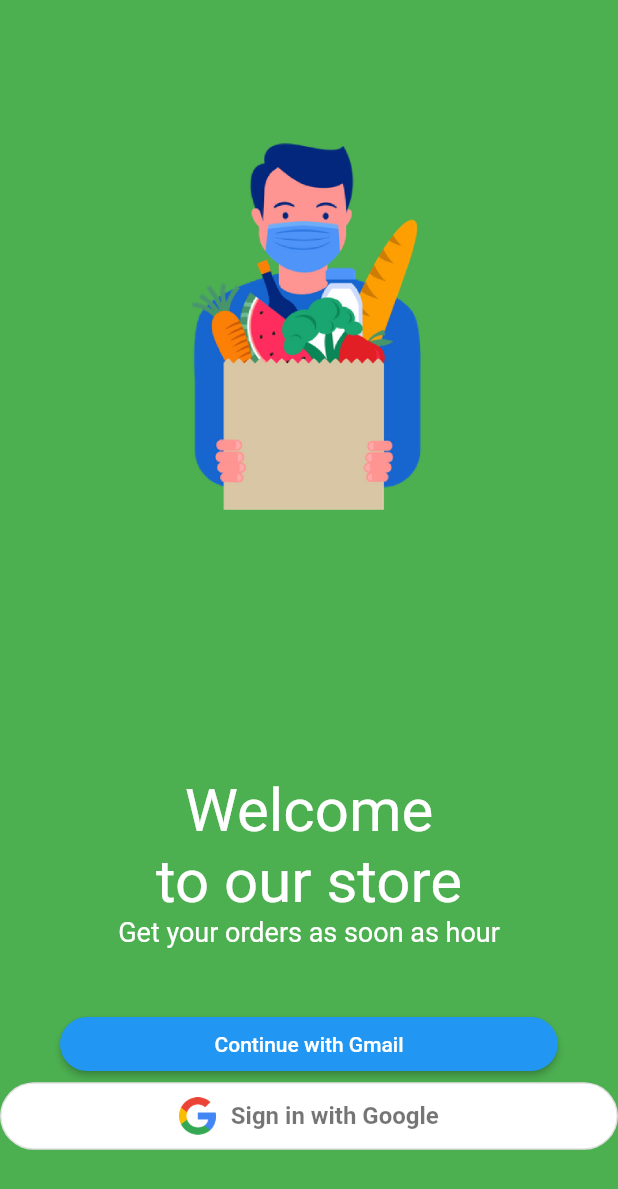
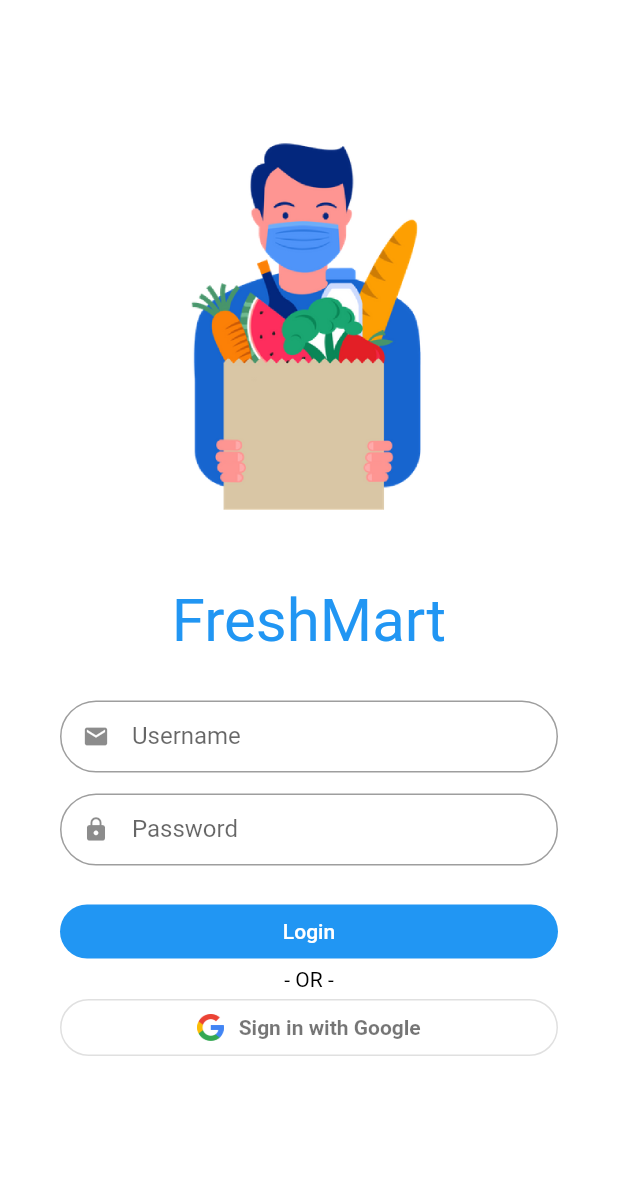
Before and after one commit to NNJ16/shopping_app, a Flutter app: the screen it shows after launch, on a phone screen of 412 x 824 dp. Shown: the top 1189 px of the screen. Run offline on Flutter 3.47's test engine with Material 2 defaults, Android fonts, the phone set to English and light mode, and no system bars; our stand-ins replace badges, cloud_firestore, firebase_auth, firebase_core, firebase_storage, google_sign_in and 1 more; missing offline and left inert: outline_search_bar; accounts and stored records are empty.

Commit message:
Implement login and logout functionality

```diff
--- a/lib/components/sign_in_button.dart
+++ b/lib/components/sign_in_button.dart
@@ -19,7 +19,7 @@
     return Padding(
       padding: const EdgeInsets.only(bottom: 16.0),
       child: _isSigningIn
-          ? const CircularProgressIndicator()
+          ? const Center(child: CircularProgressIndicator())
           : OutlinedButton(
               style: ButtonStyle(
                 backgroundColor: MaterialStateProperty.all(Colors.white),
@@ -56,14 +56,14 @@
                   children: const <Widget>[
                     Image(
                       image: AssetImage("assets/images/google_logo.png"),
-                      height: 25.0,
+                      height: 18.0,
                     ),
                     Padding(
                       padding: EdgeInsets.only(left: 10),
                       child: Text(
                         'Sign in with Google',
                         style: TextStyle(
-                          fontSize: 16,
+                          fontSize: 14,
                           color: Colors.black54,
                           fontWeight: FontWeight.w600,
                         ),
--- a/lib/screens/admin/admin_screen.dart
+++ b/lib/screens/admin/admin_screen.dart
@@ -166,6 +166,7 @@
               ),
               onTap: () {
                 Navigator.pop(context);
+                Navigator.pop(context);
               },
             ),
           ],
--- a/lib/screens/login_screen.dart
+++ b/lib/screens/login_screen.dart
@@ -1,6 +1,5 @@
 import 'package:flutter/material.dart';
 import 'package:shopping_app/screens/admin/admin_screen.dart';
-
 import '../components/sign_in_button.dart';
 import '../services/authentication_service.dart';
 
@@ -12,14 +11,16 @@
 }
 
 class _LoginScreenState extends State<LoginScreen> {
+  final TextEditingController _userNameController = TextEditingController();
+  final TextEditingController _passwordController = TextEditingController();
 
   @override
   Widget build(BuildContext context) {
     return SafeArea(
       child: Scaffold(
-        backgroundColor: Colors.green,
-        body: Column(
-          mainAxisAlignment: MainAxisAlignment.spaceBetween,
+        backgroundColor: Colors.white,
+        body: SingleChildScrollView(
+          child: Column(
             children: [
               Padding(
                 padding: const EdgeInsets.only(top: 40.0),
@@ -29,85 +30,86 @@
                   height: 350,
                 ),
               ),
+              const Center(
+                child: Text(
+                  "FreshMart",
+                  style: TextStyle(fontSize: 40, color: Colors.blue),
+                ),
+              ),
+              const SizedBox(
+                height: 30,
+              ),
               Column(
                 crossAxisAlignment: CrossAxisAlignment.stretch,
                 mainAxisAlignment: MainAxisAlignment.end,
                 children: [
-                const Center(
-                  child: Text(
-                    "Welcome",
-                    style: TextStyle(fontSize: 40, color: Colors.white),
-                  ),
-                ),
-                const Center(
-                  child: Text(
-                    "to our store",
-                    style: TextStyle(fontSize: 40, color: Colors.white),
-                  ),
-                ),
-                const Padding(
-                  padding: EdgeInsets.only(bottom: 40.0),
-                  child: Center(
-                    child: Text(
-                      "Get your orders as soon as hour",
-                      style: TextStyle(fontSize: 18, color: Colors.white),
+                  Padding(
+                    padding: const EdgeInsets.symmetric(horizontal: 40),
+                    child: TextField(
+                      controller: _userNameController,
+                      decoration: const InputDecoration(
+                        prefixIcon: Icon(Icons.email),
+                        border: OutlineInputBorder(
+                            borderRadius:
+                                BorderRadius.all(Radius.circular(30))),
+                        isDense: true,
+                        contentPadding:
+                            EdgeInsets.symmetric(horizontal: 10, vertical: 12),
+                        labelText: 'Username',
                       ),
                     ),
                   ),
-                // Padding(
-                //   padding: const EdgeInsets.symmetric(
-                //     horizontal: 40,
-                //   ),
-                //   child: ElevatedButton(
-                //     onPressed: () {
-                //       Navigator.push(
-                //         context,
-                //         MaterialPageRoute(
-                //             builder: (context) => const MainScreen()),
-                //       );
-                //     },
-                //     child: Row(
-                //       mainAxisSize: MainAxisSize.min,
-                //       //mainAxisAlignment: MainAxisAlignment.center,
-                //       children: const [
-                //         // Icon(Icons.mail),
-                //         // SizedBox(
-                //         //   width: 10,
-                //         // ),
-                //         Text('Sign Up')
-                //       ],
-                //     ),
-                //     style:
-                //         ElevatedButton.styleFrom(shape: const StadiumBorder()),
-                //   ),
-                // ),
+                  const SizedBox(
+                    height: 14,
+                  ),
+                  Padding(
+                    padding: const EdgeInsets.symmetric(horizontal: 40),
+                    child: TextField(
+                      obscureText: true,
+                      controller: _passwordController,
+                      decoration: const InputDecoration(
+                        prefixIcon: Icon(Icons.lock),
+                        isDense: true,
+                        contentPadding:
+                            EdgeInsets.symmetric(horizontal: 10, vertical: 12),
+                        border: OutlineInputBorder(
+                            borderRadius:
+                                BorderRadius.all(Radius.circular(30))),
+                        labelText: 'Password',
+                      ),
+                    ),
+                  ),
+                  const SizedBox(
+                    height: 20,
+                  ),
                   Padding(
                     padding: const EdgeInsets.symmetric(
                       horizontal: 40,
                     ),
                     child: ElevatedButton(
                       onPressed: () {
+                        if (_userNameController.text == "admin" &&
+                            _passwordController.text == "1234") {
                           Navigator.push(
                             context,
                             MaterialPageRoute(
                                 builder: (context) => const AdminScreen()),
                           );
+                        }
                       },
-                    child: Row(
-                      mainAxisSize: MainAxisSize.min,
-                      //mainAxisAlignment: MainAxisAlignment.center,
-                      children: const [
-                        // Icon(Icons.mail),
-                        // SizedBox(
-                        //   width: 10,
-                        // ),
-                        Text('Continue with Gmail')
-                      ],
+                      child: const Text(
+                        'Login',
+                        style: TextStyle(fontSize: 14),
                       ),
-                    style:
-                        ElevatedButton.styleFrom(shape: const StadiumBorder()),
+                      style: ElevatedButton.styleFrom(
+                          shape: const StadiumBorder(), elevation: 0),
                     ),
                   ),
+                  const Center(
+                      child: Text(
+                    "- OR -",
+                    style: TextStyle(fontSize: 14, color: Colors.black),
+                  )),
                   FutureBuilder(
                     future: Authentication.initializeFirebase(context),
                     builder: (context, snapshot) {
@@ -115,11 +117,17 @@
                         return const Text('Error initializing Firebase');
                       } else if (snapshot.connectionState ==
                           ConnectionState.done) {
-                      return const GoogleSignInButton();
+                        return const Padding(
+                          padding: EdgeInsets.symmetric(horizontal: 40),
+                          child: GoogleSignInButton(),
+                        );
                       }
-                    return const CircularProgressIndicator(
+                      return Container(
+                        width: 20,
+                        child: const CircularProgressIndicator(
                           valueColor: AlwaysStoppedAnimation<Color>(
-                        Colors.white,
+                            Colors.blue,
+                          ),
                         ),
                       );
                     },
@@ -132,6 +140,7 @@
             ],
           ),
         ),
+      ),
     );
   }
 }
--- a/lib/screens/main_screen.dart
+++ b/lib/screens/main_screen.dart
@@ -4,6 +4,7 @@
 import 'package:shopping_app/dto/item_dto.dart';
 import 'package:shopping_app/screens/cart_screen.dart';
 import 'package:shopping_app/screens/home_screen.dart';
+import 'package:shopping_app/services/authentication_service.dart';
 
 class MainScreen extends StatefulWidget {
   const MainScreen({Key? key}) : super(key: key);
@@ -54,6 +55,9 @@
   }
 
   void _onItemTapped(int index) {
+    if(index == 3){
+      Authentication.signOut(context: context);
+    }
     setState(() {
       _selectedIndex = index;
     });
```
Lines whose indentation alone changed are shown as unchanged.
